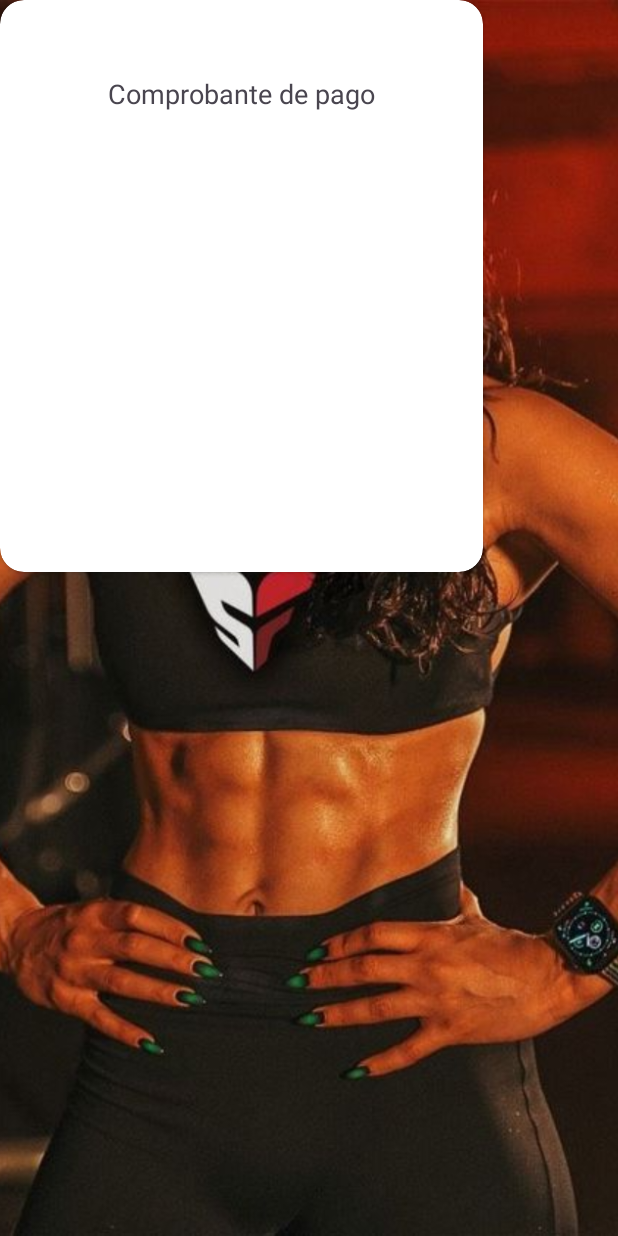
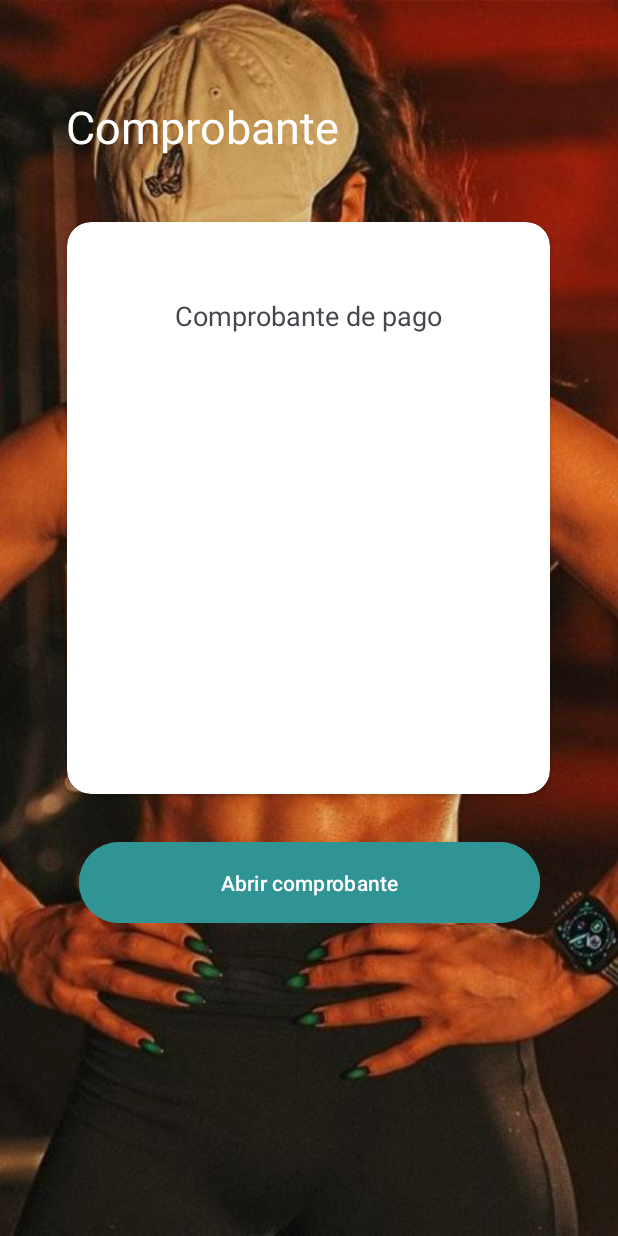
Before and after one commit to SchallmoserJuan/ClubDeportivoApp, an Android app: the ComprobanteDosActivity screen opened directly, with no data from a screen before it, on a phone screen of 412 x 824 dp. Run offline under Robolectric (Android 15) with nearby library versions, the phone set to English and light mode, and no system bars.

Commit message:
fix: errores en emulador

```diff
--- a/app/src/main/java/com/example/clubdeportivoapp/MainActivity.kt
+++ b/app/src/main/java/com/example/clubdeportivoapp/MainActivity.kt
@@ -10,7 +10,7 @@ class MainActivity : AppCompatActivity() {
     override fun onCreate(savedInstanceState: Bundle?) {
         super.onCreate(savedInstanceState)
         enableEdgeToEdge()
-        setContentView(R.layout.activity_main)
+        setContentView(R.layout.activity_comprobante_dos)
         ViewCompat.setOnApplyWindowInsetsListener(findViewById(R.id.main)) { v, insets ->
             val systemBars = insets.getInsets(WindowInsetsCompat.Type.systemBars())
             v.setPadding(systemBars.left, systemBars.top, systemBars.right, systemBars.bottom)
--- a/app/src/main/res/layout/activity_comprobante_dos.xml
+++ b/app/src/main/res/layout/activity_comprobante_dos.xml
@@ -1,63 +1,72 @@
 <?xml version="1.0" encoding="utf-8"?>
 <androidx.constraintlayout.widget.ConstraintLayout xmlns:android="http://schemas.android.com/apk/res/android"
     xmlns:app="http://schemas.android.com/apk/res-auto"
-    xmlns:tools="http://schemas.android.com/tools"
     android:id="@+id/main"
     android:layout_width="match_parent"
     android:layout_height="match_parent"
-    tools:context=".ComprobanteDosActivity">
+    android:background="@drawable/fon_img">
 
     <!-- Imagen de fondo -->
     <ImageView
         android:id="@+id/miImagen"
-        android:layout_width="match_parent"
-        android:layout_height="match_parent"
+        android:layout_width="0dp"
+        android:layout_height="0dp"
+        android:scaleType="centerCrop"
         android:contentDescription="@string/fondo_descripcion"
-        android:scaleType="centerCrop"
-        android:src="@drawable/fon_img" />
+        android:src="@drawable/fon_img"
+        app:layout_constraintTop_toTopOf="parent"
+        app:layout_constraintBottom_toBottomOf="parent"
+        app:layout_constraintStart_toStartOf="parent"
+        app:layout_constraintEnd_toEndOf="parent" />
 
+    <!-- Título "Comprobante" -->
 
-    <!-- Comprobante -->
+    <!-- CardView con el comprobante -->
 
-    <!-- Botón -->
-
+    <!-- Botón para abrir comprobante -->
     <TextView
+        android:id="@+id/txtComprobante"
         android:layout_width="317dp"
         android:layout_height="48dp"
-        android:layout_gravity="center_horizontal"
+        android:layout_marginTop="64dp"
         android:text="Comprobante"
         android:textColor="@color/white"
         android:textSize="30sp"
-        tools:ignore="HardcodedText,MissingConstraints"
-        app:layout_editor_absoluteX="38dp"
-        app:layout_editor_absoluteY="91dp" />
+        app:layout_constraintEnd_toEndOf="parent"
+        app:layout_constraintHorizontal_bias="0.468"
+        app:layout_constraintStart_toStartOf="parent"
+        app:layout_constraintTop_toTopOf="parent" />
+
+    <androidx.cardview.widget.CardView
+        android:id="@+id/cardComprobante"
+        android:layout_width="322dp"
+        android:layout_height="381dp"
+        android:layout_marginTop="36dp"
+        app:cardCornerRadius="16dp"
+        app:layout_constraintEnd_toEndOf="parent"
+        app:layout_constraintHorizontal_bias="0.494"
+        app:layout_constraintStart_toStartOf="parent"
+        app:layout_constraintTop_toBottomOf="@id/txtComprobante">
+
+        <TextView
+            android:id="@+id/txtDetalleComprobante"
+            android:layout_width="match_parent"
+            android:layout_height="62dp"
+            android:layout_marginTop="50dp"
+            android:text="Comprobante de pago"
+            android:textAlignment="center"
+            android:textSize="18sp" />
+    </androidx.cardview.widget.CardView>
 
     <Button
         android:id="@+id/button"
         android:layout_width="307dp"
         android:layout_height="62dp"
+        android:layout_marginTop="28dp"
         android:backgroundTint="#319494"
         android:text="Abrir comprobante"
-        tools:ignore="HardcodedText,MissingConstraints"
-        app:layout_editor_absoluteX="52dp"
-        app:layout_editor_absoluteY="578dp" />
-
-    <androidx.cardview.widget.CardView
-        android:layout_width="322dp"
-        android:layout_height="381dp"
-        app:cardCornerRadius="16dp"
-        app:layout_editor_absoluteX="44dp"
-        app:layout_editor_absoluteY="175dp"
-        tools:ignore="MissingConstraints">
-
-        <TextView
-            android:layout_width="match_parent"
-            android:layout_height="62dp"
-            android:text="Comprobante de pago"
-            android:textAlignment="center"
-            android:layout_marginTop="50dp"
-            android:textSize="18sp"
-            tools:ignore="HardcodedText" />
-    </androidx.cardview.widget.CardView>
+        app:layout_constraintEnd_toEndOf="parent"
+        app:layout_constraintStart_toStartOf="parent"
+        app:layout_constraintTop_toBottomOf="@id/cardComprobante" />
 
 </androidx.constraintlayout.widget.ConstraintLayout>
```
Also changed, not shown: app/src/main/res/layout/activity_emitir_carnet_dos.xml (+7 -6 lines), app/src/main/res/layout/activity_fecha_pago.xml (+11 -9 lines).
